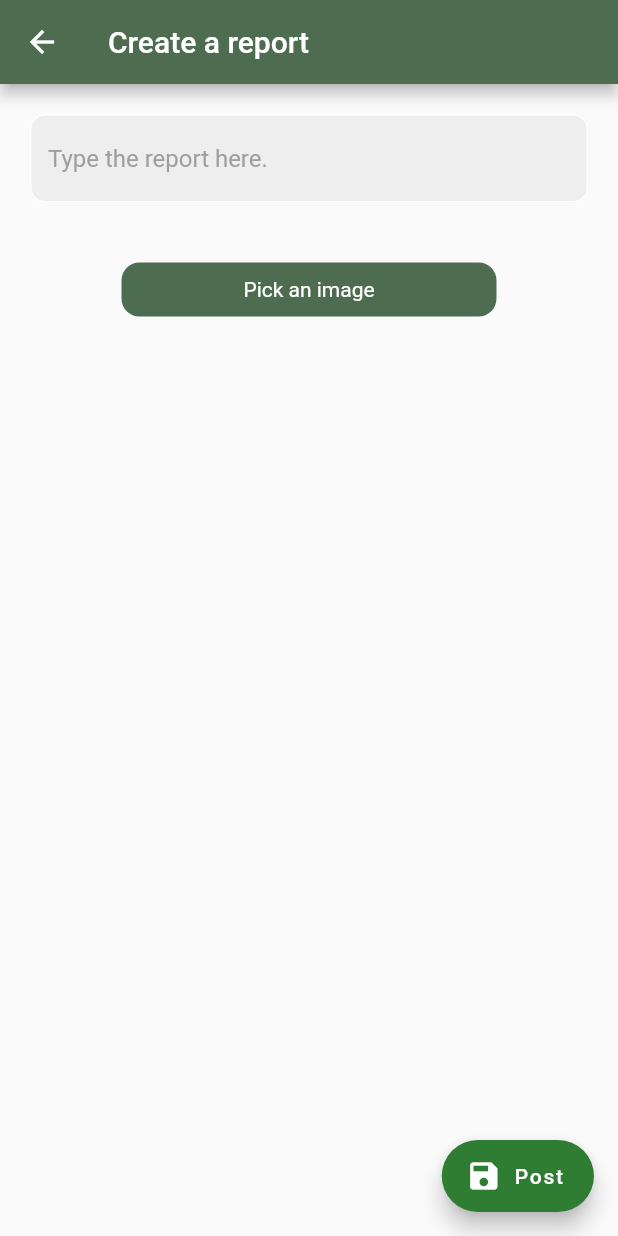
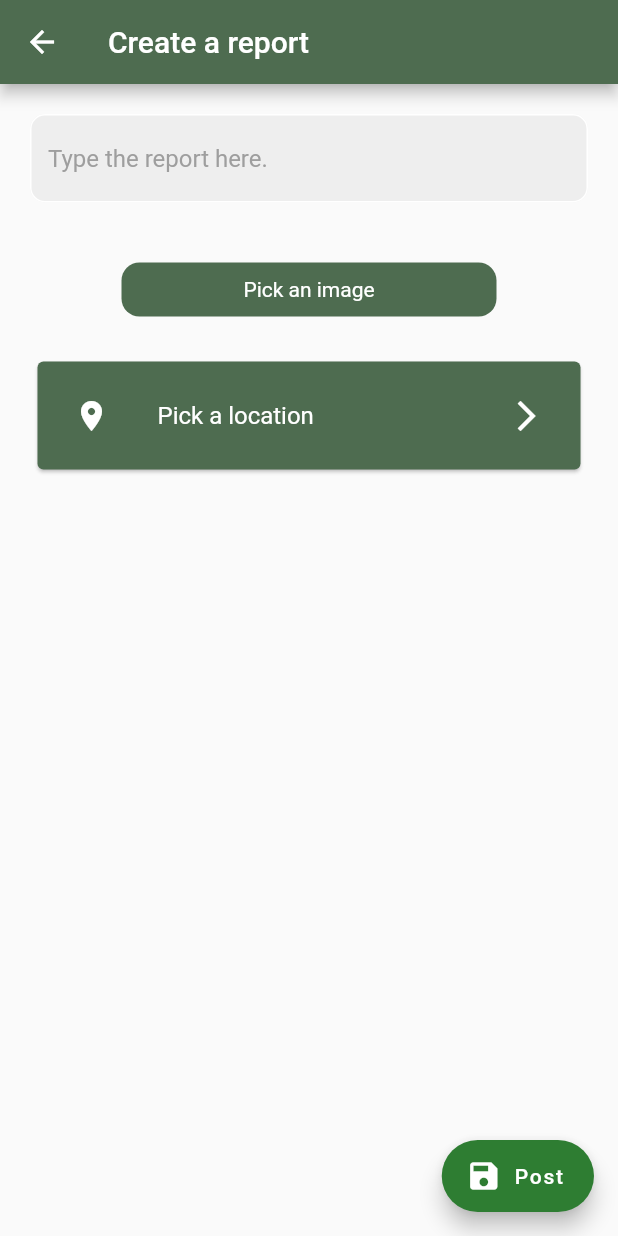
Before and after one commit to Google-Solution-Challenge-Metu/CanYouHearMe, a Flutter app: the PostPage screen opened directly, on a phone screen of 412 x 824 dp. Run offline on Flutter 3.47's test engine with Material 2 defaults, Android fonts, the phone set to English and light mode, and no system bars; our stand-ins replace audioplayers, awesome_snackbar_content, cloud_firestore, firebase_auth, firebase_core, firebase_storage and 10 more; missing offline and left inert: custom_info_window, open_street_map_search_and_pick; accounts and stored records are empty; project files that could hold a hidden picture were left out.

Commit message:
progress in posting report 4/?

```diff
--- a/lib/screens/homepage/post_page.dart
+++ b/lib/screens/homepage/post_page.dart
@@ -3,6 +3,7 @@ import 'package:flutter/material.dart';
 import 'package:image_picker/image_picker.dart';
 import 'package:dietapp/services/report_service.dart';
 import 'package:toast/toast.dart';
+import 'package:dietapp/screens/homepage/map_picker_page.dart';
 
 class PostPage extends StatefulWidget {
   const PostPage({super.key});
@@ -36,7 +37,7 @@ class _PostPageState extends State<PostPage> {
           ),
         );
       } else {
-        return SizedBox(
+        return const SizedBox(
           height: 10.0,
         );
       }
@@ -125,12 +126,42 @@ class _PostPageState extends State<PostPage> {
           ),
           imagePlace(),
           buildButton(imagePicker, "Pick an image"),
+          GestureDetector(
+            behavior: HitTestBehavior.translucent,
+            onTap: () {
+              Navigator.push(context,
+                  MaterialPageRoute(builder: (context) => MapPickerPage()));
+            },
+            child: const Card(
+              color: Color(0xFF4E6C50),
+              margin: EdgeInsets.symmetric(horizontal: 25.0, vertical: 10.0),
+              child: Padding(
+                padding: EdgeInsets.all(8.0),
+                child: ListTile(
+                  leading: Icon(
+                    Icons.location_on,
+                    color: Colors.white,
+                  ),
+                  title: Text(
+                    "Pick a location",
+                    style: TextStyle(
+                      color: Colors.white,
+                    ),
+                  ),
+                  trailing: Icon(
+                    Icons.arrow_forward_ios,
+                    color: Colors.white,
+                  ),
+                ),
+              ),
+            ),
+          )
         ],
       ),
       floatingActionButton: FloatingActionButton.extended(
         onPressed: postReport,
         icon: const Icon(Icons.save),
-        label: Text("Post"),
+        label: const Text("Post"),
         backgroundColor: Colors.green[800],
       ),
     );
--- a/pubspec.yaml
+++ b/pubspec.yaml
@@ -24,7 +24,6 @@ dependencies:
   ionicons: ^0.2.1
   audioplayers: ^0.20.1
   google_sign_in: ^5.4.2
-  # fluttertoast: ^8.1.2
   toast: ^0.3.0
   #error snackbar
   awesome_snackbar_content: ^0.1.0
@@ -54,7 +53,7 @@ dependencies:
   firebase_storage: ^10.0.1
   firebase_core_platform_interface: 4.5.1 # note removed ^
   firebase_messaging: ^13.0.4 # previously I only had this which was pulling in 4.5.2 which you do not want
-
+  open_street_map_search_and_pick: ^0.0.16
   #gives error
   #firebase_storage: ^11.0.10
 
```
Also changed, not shown: lib/screens/homepage/map_picker_page.dart (added, +24 -0 lines), pubspec.lock.
